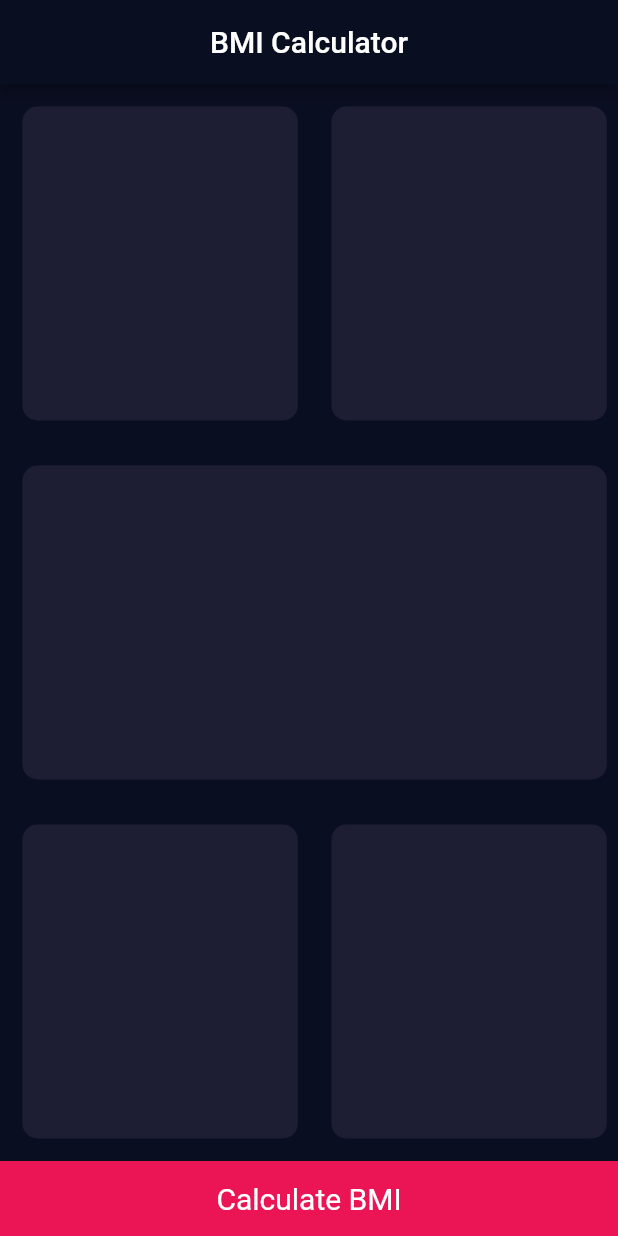
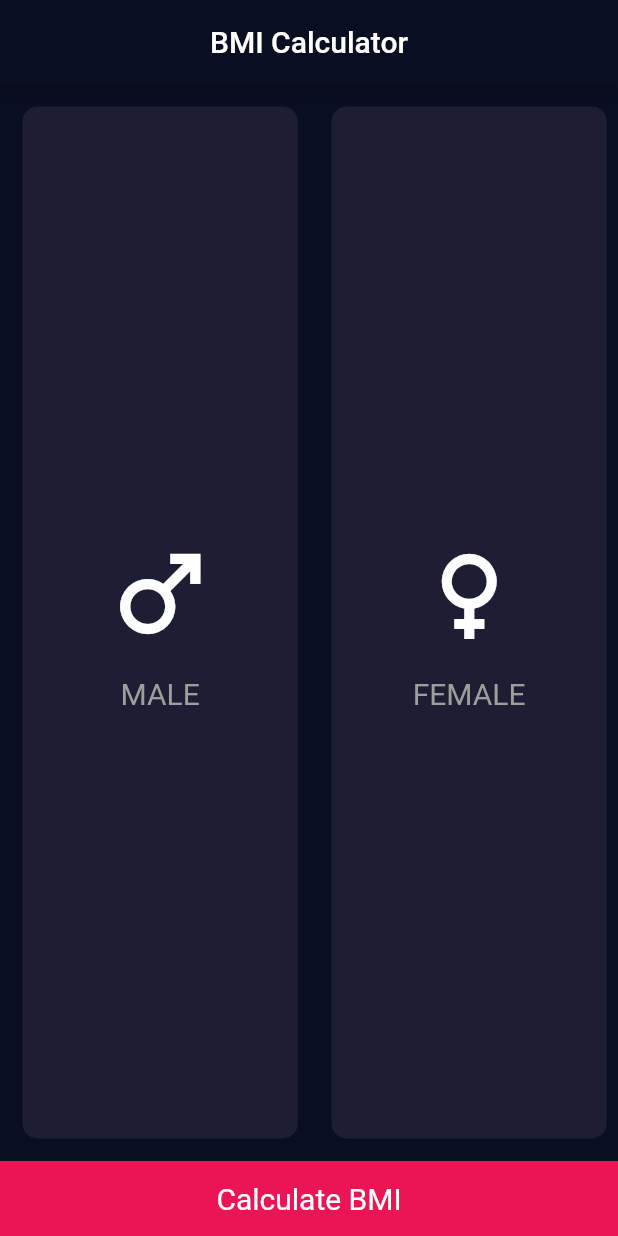
Before and after one commit to gandhisamay/BMI-calculator, a Flutter app: the screen it shows after launch, on a phone screen of 412 x 824 dp. Run offline on Flutter 3.47's test engine with Material 2 defaults, Android fonts, the phone set to English and light mode, and no system bars.

Commit message:
Completed the male and female part

```diff
--- /dev/null
+++ b/lib/cardChild.dart
@@ -0,0 +1,36 @@
+import 'package:flutter/material.dart';
+
+class CardChild extends StatelessWidget {
+  final String gender;
+  CardChild(this.gender);
+
+  @override
+  Widget build(BuildContext context) {
+    return Column(
+      mainAxisAlignment: MainAxisAlignment.center,
+      children: [
+        gender == "MALE"
+            ? (Icon(
+                Icons.male,
+                size: 80,
+                color: Colors.white,
+              ))
+            : (Icon(
+                Icons.female,
+                size: 80,
+                color: Colors.white,
+              )),
+        SizedBox(
+          height: 15,
+        ),
+        Text(
+          gender,
+          style: TextStyle(
+            fontSize: 20,
+            color: Colors.grey,
+          ),
+        ),
+      ],
+    );
+  }
+}
--- a/lib/customcard.dart
+++ b/lib/customcard.dart
@@ -2,7 +2,8 @@ import 'package:flutter/material.dart';
 
 class CustomCard extends StatelessWidget {
   final Color colour;
-  CustomCard(this.colour);
+  final Widget cardChild;
+  CustomCard(this.colour, this.cardChild);
 
   @override
   Widget build(BuildContext context) {
@@ -18,6 +19,7 @@ class CustomCard extends StatelessWidget {
           color: colour,
           borderRadius: BorderRadius.circular(10),
         ),
+        child: cardChild,
       ),
     );
   }
--- a/lib/input_page.dart
+++ b/lib/input_page.dart
@@ -1,5 +1,6 @@
 import 'package:flutter/material.dart';
 import 'customcard.dart';
+import 'cardChild.dart';
 
 const Color colorCustomCard = Color(0xFF1D1E33);
 
@@ -23,28 +24,30 @@ class _InputPageState extends State<InputPage> {
               children: [
                 CustomCard(
                   colorCustomCard,
+                  CardChild("MALE"),
                 ),
                 CustomCard(
                   colorCustomCard,
+                  CardChild("FEMALE"),
                 ),
               ],
             ),
           ),
-          CustomCard(
-            colorCustomCard,
-          ),
-          Expanded(
-            child: Row(
-              children: [
-                CustomCard(
-                  colorCustomCard,
-                ),
-                CustomCard(
-                  colorCustomCard,
-                ),
-              ],
-            ),
-          ),
+          // CustomCard(
+          //   colorCustomCard,
+          // ),
+          // Expanded(
+          //   child: Row(
+          //     children: [
+          //       CustomCard(
+          //         colorCustomCard,
+          //       ),
+          //       CustomCard(
+          //         colorCustomCard,
+          //       ),
+          //     ],
+          //   ),
+          // ),
           Container(
             color: Color(0xFFEB1555),
             height: 50,
```
